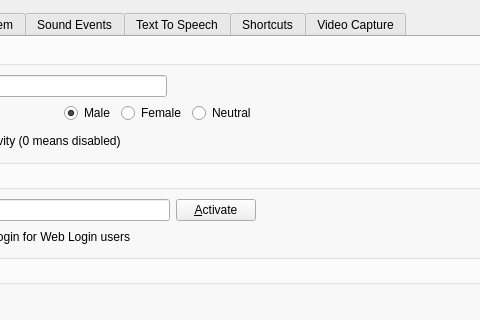
First picture: the form in Client/qtTeamTalk/preferences.ui, repository BearWare/TeamTalk5, before the edit; both pictures show x 304 to 784 and y 0 to 320 of the 881 by 695 pixel window.
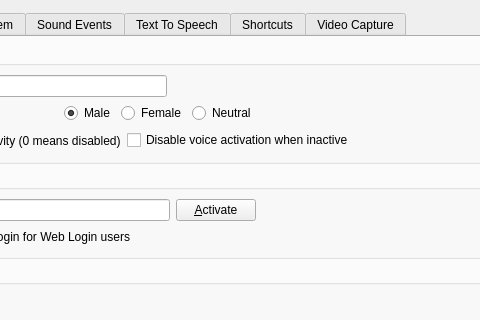
Second picture: the form after the edit. Icons and pictures are not drawn. Custom widgets are drawn as their Qt base class.

Commit message:
Option to disable voice activation when inactive (#1362)
* Option to disable voice activation when inactive

* Rename checkbox

* Don't check isMyselfTalking

* Don't check isMyselfTalking() when switching to online mode

Patch:
```diff
--- a/Client/qtTeamTalk/preferences.ui
+++ b/Client/qtTeamTalk/preferences.ui
@@ -174,6 +174,13 @@
               </property>
              </widget>
             </item>
+            <item>
+             <widget class="QCheckBox" name="disableVoiceActCheckBox">
+              <property name="text">
+               <string>Disable voice activation when inactive</string>
+              </property>
+             </widget>
+            </item>
             <item>
              <spacer name="horizontalSpacer_2">
               <property name="orientation">
```
The commit also changes 4 other files.
